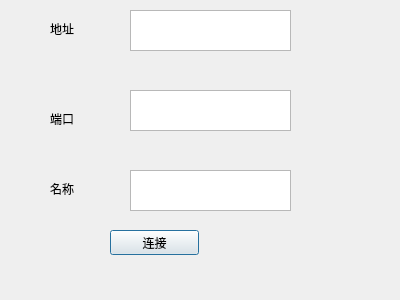
Old version of the form client/login.ui in the repository TONYSKYZENG/onlineTankGame.
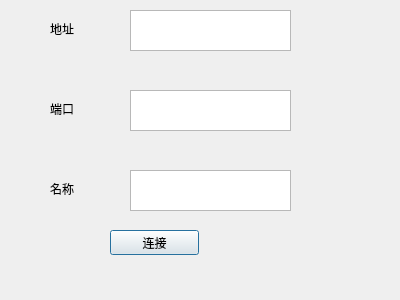
New version of the form.

```diff
--- a/client/login.ui
+++ b/client/login.ui
@@ -17,7 +17,7 @@
    <property name="geometry">
     <rect>
      <x>50</x>
-     <y>110</y>
+     <y>100</y>
      <width>67</width>
      <height>17</height>
     </rect>
```
